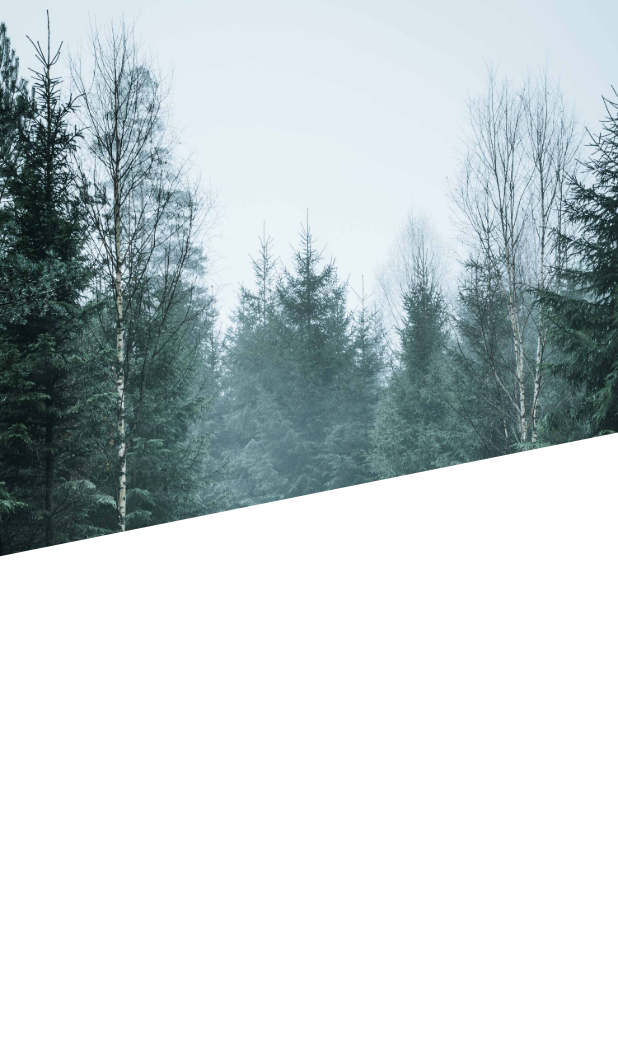
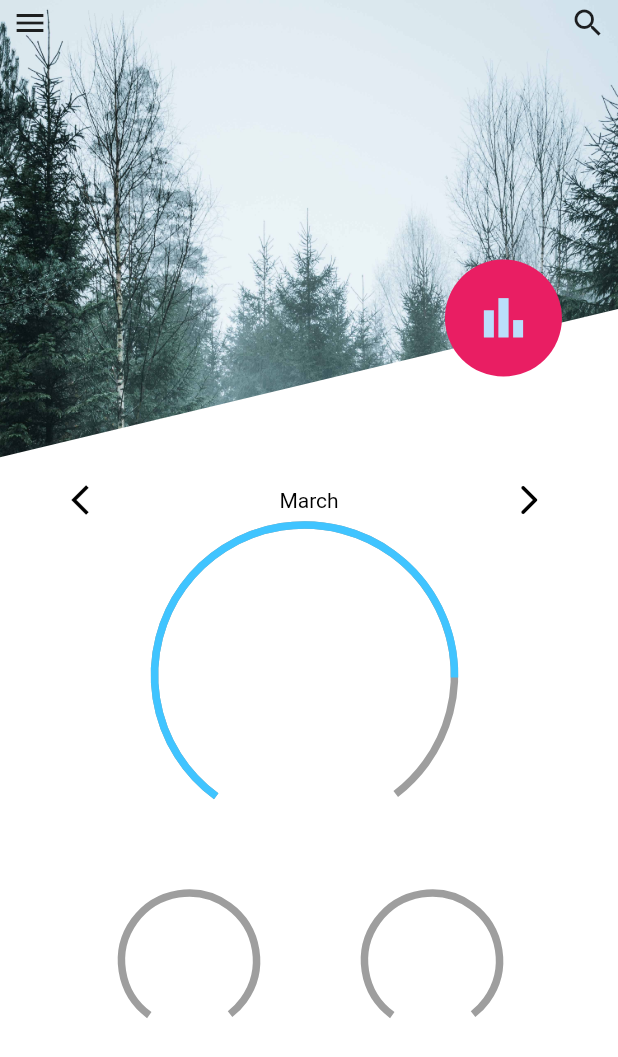
Before and after one commit to msnsadiq/datewithpaint, a Flutter app: the screen it shows after launch, on a phone screen of 412 x 824 dp. Shown: the top 1057 px of the screen. Run offline on Flutter 3.47's test engine with Material 2 defaults, Android fonts, the phone set to English and light mode, and no system bars.

Commit message:
almost ui

```diff
--- /dev/null
+++ b/lib/bottompaint.dart
@@ -0,0 +1,20 @@
+import 'package:flutter/material.dart';
+final painterr = Paint()..color = Colors.grey ..style = PaintingStyle.stroke
+  ..strokeWidth = 5
+
+;
+class BottomArc extends CustomPainter{
+  @override
+  void paint(Canvas canvas, Size size) {
+    // TODO: implement paint
+   canvas.drawArc(Offset(size.width/20, 250) & Size(90, 90),2.2,5, false, painterr);
+  }
+
+  @override
+  bool shouldRepaint(covariant CustomPainter oldDelegate) {
+    return false;
+    // TODO: implement shouldRepaint
+    throw UnimplementedError();
+  }
+
+}
--- a/lib/classofpaint.dart
+++ b/lib/classofpaint.dart
@@ -1,6 +1,14 @@
 import 'package:flutter/material.dart';
 
 final painter = Paint()..color = Colors.white;
+final painterr = Paint()..color = Colors.grey ..style = PaintingStyle.stroke
+..strokeWidth = 5
+
+;
+final painterrtwo = Paint()..color = Colors.lightBlueAccent ..style = PaintingStyle.stroke
+  ..strokeWidth = 5
+
+;
 
 class PaintItem extends CustomPainter {
   @override
@@ -8,12 +16,18 @@ class PaintItem extends CustomPainter {
     // TODO: implement paint
     final arc = Path();
     arc.addPolygon([
-      Offset(0, size.height * .45),
-      Offset(size.width, size.height * .35),
+      Offset(0, size.height * .37),
+      Offset(size.width, size.height * .25),
       Offset(size.width, size.height),
       Offset(0, size.height)
     ], true);
     canvas.drawPath(arc, painter);
+
+
+    canvas.drawArc(Offset(size.width/4, 350) & Size(200, 200),2.2,5, false, painterr);
+   // canvas.drawArc(rect, startAngle, sweepAngle, useCenter, paint)
+
+    canvas.drawArc(Offset(size.width/4, 350) & Size(200, 200), 2.2, 4.1, false, painterrtwo);
   }
 
   @override
--- a/lib/main.dart
+++ b/lib/main.dart
@@ -1,4 +1,5 @@
-import 'package:checkoutflutter/screenhome.dart';
+//import 'package:checkoutflutter/screenhome.dart';
+import 'package:checkoutflutter/screennhomee.dart';
 import 'package:flutter/material.dart';
 
 void main() {
--- a/lib/screenhome.dart
+++ /dev/null
@@ -1,32 +0,0 @@
-import 'package:checkoutflutter/classofpaint.dart';
-import 'package:flutter/material.dart';
-
-class ScreenHome extends StatefulWidget {
-  const ScreenHome({Key? key}) : super(key: key);
-
-  @override
-  State<ScreenHome> createState() => _ScreenHomeState();
-}
-
-class _ScreenHomeState extends State<ScreenHome> {
-  @override
-  Widget build(BuildContext context) {
-    return Scaffold(
-        backgroundColor: Colors.white,
-        body: Stack(
-          children: [
-            CustomPaint(
-              foregroundPainter: PaintItem(),
-              child: Container(
-                height: MediaQuery.of(context).size.height,
-                width: MediaQuery.of(context).size.width,
-                decoration: BoxDecoration(
-                    image: DecorationImage(
-                        image: AssetImage("assets/bgi/bgii.jpg"),
-                        fit: BoxFit.cover)),
-              ),
-            )
-          ],
-        ));
-  }
-}
--- /dev/null
+++ b/lib/screennhomee.dart
@@ -0,0 +1,105 @@
+import 'package:checkoutflutter/bottompaint.dart';
+import 'package:checkoutflutter/classofpaint.dart';
+import 'package:flutter/material.dart';
+
+class ScreenHome extends StatefulWidget {
+  const ScreenHome({Key? key}) : super(key: key);
+
+  @override
+  State<ScreenHome> createState() => _ScreenHomeState();
+}
+final blackk = Colors.black;
+
+class _ScreenHomeState extends State<ScreenHome> {
+  @override
+  Widget build(BuildContext context) {
+    return Scaffold(
+        backgroundColor: Colors.white,
+        body: SizedBox(
+          width: MediaQuery.of(context).size.width,
+          child: Stack(
+            children: [
+              CustomPaint(
+                foregroundPainter: PaintItem(),
+                child: Container(
+                  height: MediaQuery.of(context).size.height,
+                  width: MediaQuery.of(context).size.width,
+                  decoration: BoxDecoration(
+                      image: DecorationImage(
+                          image: AssetImage("assets/bgi/bgii.jpg"),
+                          fit: BoxFit.cover)),
+                ),
+              ),
+              Positioned(
+                top: 3,
+                right: 8,
+
+                child: Icon(Icons.search)
+              ),
+              Positioned(
+                  top: 3,
+                  left: 8,
+
+                  child: Icon(Icons.menu)
+              ),
+              Positioned(
+                  top: MediaQuery.of(context).size.height*.21,
+                  left: MediaQuery.of(context).size.width*.72,
+                  child: CircleAvatar(
+                    radius: 39,
+                backgroundColor: Colors.pink,
+                    child: Icon(Icons.bar_chart, size: 39,),
+              )),
+
+              Positioned(
+                bottom: MediaQuery.of(context).size.height /100,
+                child: Container(
+
+                 height: MediaQuery.of(context).size.height*.60,
+                  width: MediaQuery.of(context).size.width,
+                  color: Colors.transparent,
+                  child: Column(
+                    children: [
+                      Row(
+                        mainAxisAlignment: MainAxisAlignment.spaceEvenly,
+                        children: [
+                          Icon(Icons.arrow_back_ios,color: blackk,),
+                          SizedBox(width: 20,),
+                          Text("March",style: TextStyle(color: Colors.black),
+                          ),
+                          SizedBox(width: 20,),
+                          Icon(Icons.arrow_forward_ios_rounded,color: blackk,)
+
+                        ],
+                      ),
+                    // Container(
+                    //   width: 350,
+                    //   height: 200,
+                    //   child: CustomPaint(
+                    //   painter: BottomArc(),
+                    //   ),
+                    // )
+                      Padding(
+                        padding: const EdgeInsets.only(right: 88.0),
+                        child: Row(
+                          mainAxisAlignment: MainAxisAlignment.spaceAround,
+                          children: [
+                            CustomPaint(
+                            painter: BottomArc(),
+                            ),
+                            CustomPaint(
+                              painter: BottomArc(),
+                            ),
+                          ],
+                        ),
+                      )
+                    ],
+                  ),
+
+                ),
+              )
+            ],
+          ),
+        ));
+  }
+}
```
